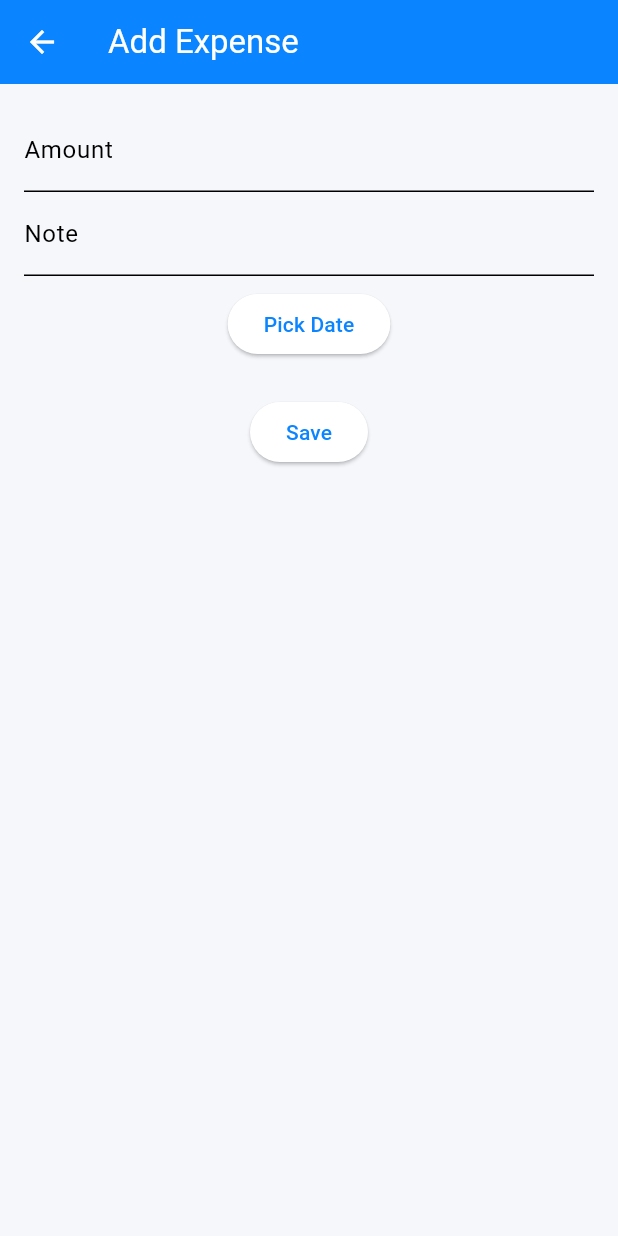
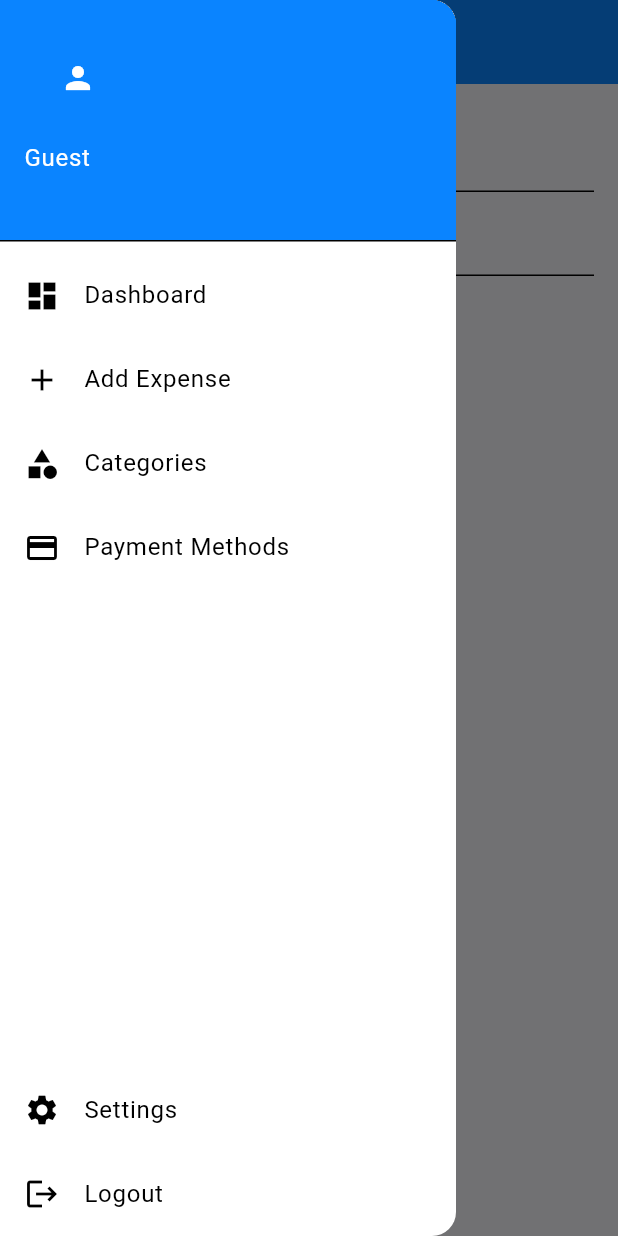
Before and after one commit to BasharFaisal/Expense_Tracker, a Flutter app: the AddExpenseView screen opened by its route, with the side drawer open (before the commit the screen has no drawer), on a phone screen of 412 x 824 dp. Run offline on Flutter 3.47's test engine with Material 3 defaults, Android fonts, the phone set to English and light mode, and no system bars; our stand-ins replace get, shared_preferences, sqflite; accounts and stored records are empty.

Commit message:
add drawer

```diff
--- a/lib/views/add_expense_view.dart
+++ b/lib/views/add_expense_view.dart
@@ -4,6 +4,7 @@ import 'package:get/get.dart';
 import '../controllers/expense_controller.dart';
 import '../models/expense_model.dart';
 import '../services/storage_service.dart';
+import 'app_drawer.dart';
 
 class AddExpenseView extends StatefulWidget {
   const AddExpenseView({Key? key}) : super(key: key);
@@ -26,6 +27,7 @@ class AddExpenseViewState extends State<AddExpenseView> {
   Widget build(BuildContext context) {
     return Scaffold(
       appBar: AppBar(title: const Text('Add Expense')),
+      drawer: const AppDrawer(),
       body: Padding(
         padding: const EdgeInsets.all(16.0),
         child: Column(
--- /dev/null
+++ b/lib/views/app_drawer.dart
@@ -0,0 +1,79 @@
+import 'package:flutter/material.dart';
+import 'package:get/get.dart';
+
+import '../routes/app_routes.dart';
+import '../services/storage_service.dart';
+
+class AppDrawer extends StatelessWidget {
+  const AppDrawer({Key? key}) : super(key: key);
+
+  @override
+  Widget build(BuildContext context) {
+    final userId = StorageService.instance.userId;
+    return Drawer(
+      child: SafeArea(
+        child: Column(
+          crossAxisAlignment: CrossAxisAlignment.stretch,
+          children: [
+            UserAccountsDrawerHeader(
+              accountName: Text(userId != null ? 'User #$userId' : 'Guest'),
+              accountEmail: const Text(''),
+              currentAccountPicture:
+                  const CircleAvatar(child: Icon(Icons.person)),
+            ),
+            ListTile(
+              leading: const Icon(Icons.dashboard),
+              title: const Text('Dashboard'),
+              onTap: () {
+                Navigator.of(context).pop();
+                Get.offAllNamed(AppRoutes.dashboard);
+              },
+            ),
+            ListTile(
+              leading: const Icon(Icons.add),
+              title: const Text('Add Expense'),
+              onTap: () {
+                Navigator.of(context).pop();
+                Get.toNamed(AppRoutes.addExpense);
+              },
+            ),
+            ListTile(
+              leading: const Icon(Icons.category),
+              title: const Text('Categories'),
+              onTap: () {
+                Navigator.of(context).pop();
+                Get.toNamed(AppRoutes.categories);
+              },
+            ),
+            ListTile(
+              leading: const Icon(Icons.payment),
+              title: const Text('Payment Methods'),
+              onTap: () {
+                Navigator.of(context).pop();
+                Get.toNamed(AppRoutes.paymentMethods);
+              },
+            ),
+            const Spacer(),
+            ListTile(
+              leading: const Icon(Icons.settings),
+              title: const Text('Settings'),
+              onTap: () {
+                Navigator.of(context).pop();
+                Get.toNamed(AppRoutes.settings);
+              },
+            ),
+            ListTile(
+              leading: const Icon(Icons.logout),
+              title: const Text('Logout'),
+              onTap: () async {
+                Navigator.of(context).pop();
+                await StorageService.instance.clearSession();
+                Get.offAllNamed(AppRoutes.login);
+              },
+            ),
+          ],
+        ),
+      ),
+    );
+  }
+}
--- a/lib/views/categories_view.dart
+++ b/lib/views/categories_view.dart
@@ -1,4 +1,6 @@
 import 'package:flutter/material.dart';
+
+import 'app_drawer.dart';
 
 class CategoriesView extends StatelessWidget {
   const CategoriesView({Key? key}) : super(key: key);
@@ -7,6 +9,7 @@ class CategoriesView extends StatelessWidget {
   Widget build(BuildContext context) {
     return Scaffold(
       appBar: AppBar(title: const Text('Categories')),
+      drawer: const AppDrawer(),
       body: const Center(child: Text('Categories list')),
       floatingActionButton: FloatingActionButton(
         onPressed: () {},
--- a/lib/views/dashboard_view.dart
+++ b/lib/views/dashboard_view.dart
@@ -1,5 +1,7 @@
 import 'package:flutter/material.dart';
 import 'package:get/get.dart';
+
+import 'app_drawer.dart';
 
 class DashboardView extends StatelessWidget {
   const DashboardView({Key? key}) : super(key: key);
@@ -8,6 +10,7 @@ class DashboardView extends StatelessWidget {
   Widget build(BuildContext context) {
     return Scaffold(
       appBar: AppBar(title: const Text('Dashboard')),
+      drawer: const AppDrawer(),
       body: const Center(child: Text('Dashboard content')),
       floatingActionButton: FloatingActionButton(
         onPressed: () => Get.toNamed('/add-expense'),
--- a/lib/views/payment_methods_view.dart
+++ b/lib/views/payment_methods_view.dart
@@ -1,4 +1,6 @@
 import 'package:flutter/material.dart';
+
+import 'app_drawer.dart';
 
 class PaymentMethodsView extends StatelessWidget {
   const PaymentMethodsView({Key? key}) : super(key: key);
@@ -7,6 +9,7 @@ class PaymentMethodsView extends StatelessWidget {
   Widget build(BuildContext context) {
     return Scaffold(
       appBar: AppBar(title: const Text('Payment Methods')),
+      drawer: const AppDrawer(),
       body: const Center(child: Text('Payment methods list')),
       floatingActionButton: FloatingActionButton(
         onPressed: () {},
--- a/lib/views/settings_view.dart
+++ b/lib/views/settings_view.dart
@@ -1,6 +1,7 @@
 import 'package:flutter/material.dart';
 import 'package:get/get.dart';
 import '../controllers/settings_controller.dart';
+import 'app_drawer.dart';
 
 class SettingsView extends StatelessWidget {
   const SettingsView({Key? key}) : super(key: key);
@@ -11,6 +12,7 @@ class SettingsView extends StatelessWidget {
 
     return Scaffold(
       appBar: AppBar(title: const Text('Settings')),
+      drawer: const AppDrawer(),
       body: Padding(
         padding: const EdgeInsets.all(16.0),
         child: Column(
```
